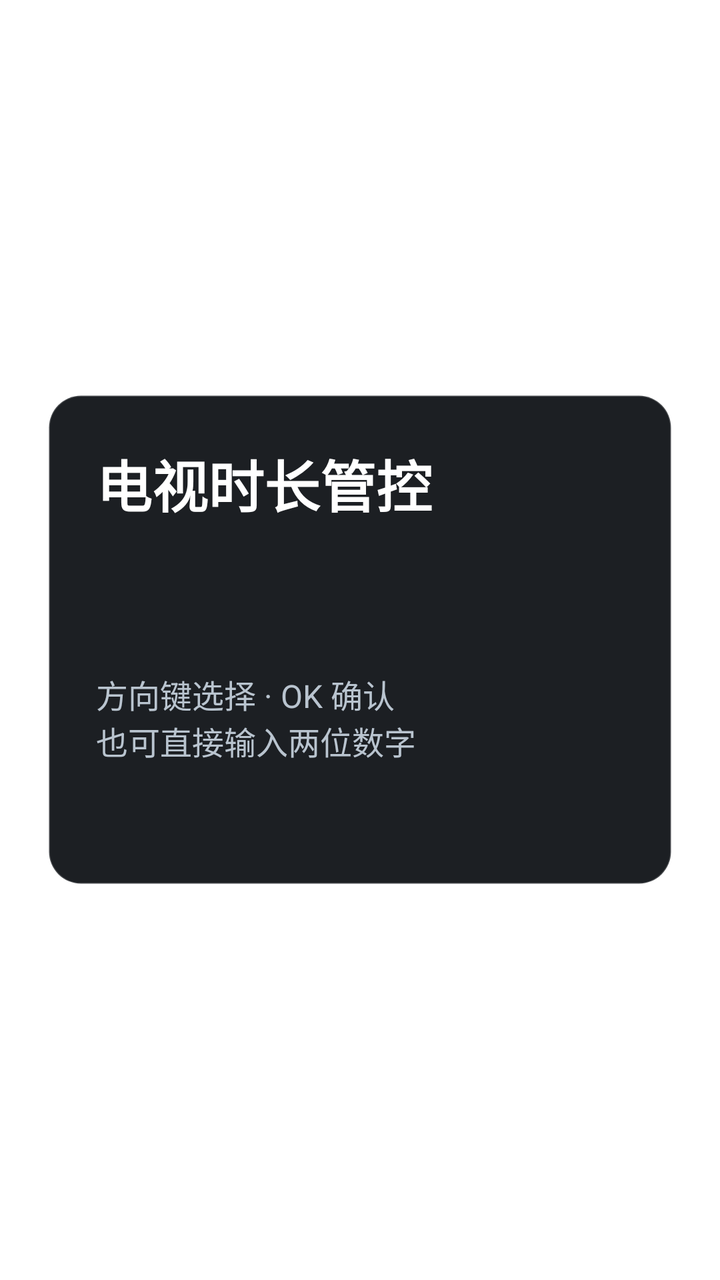
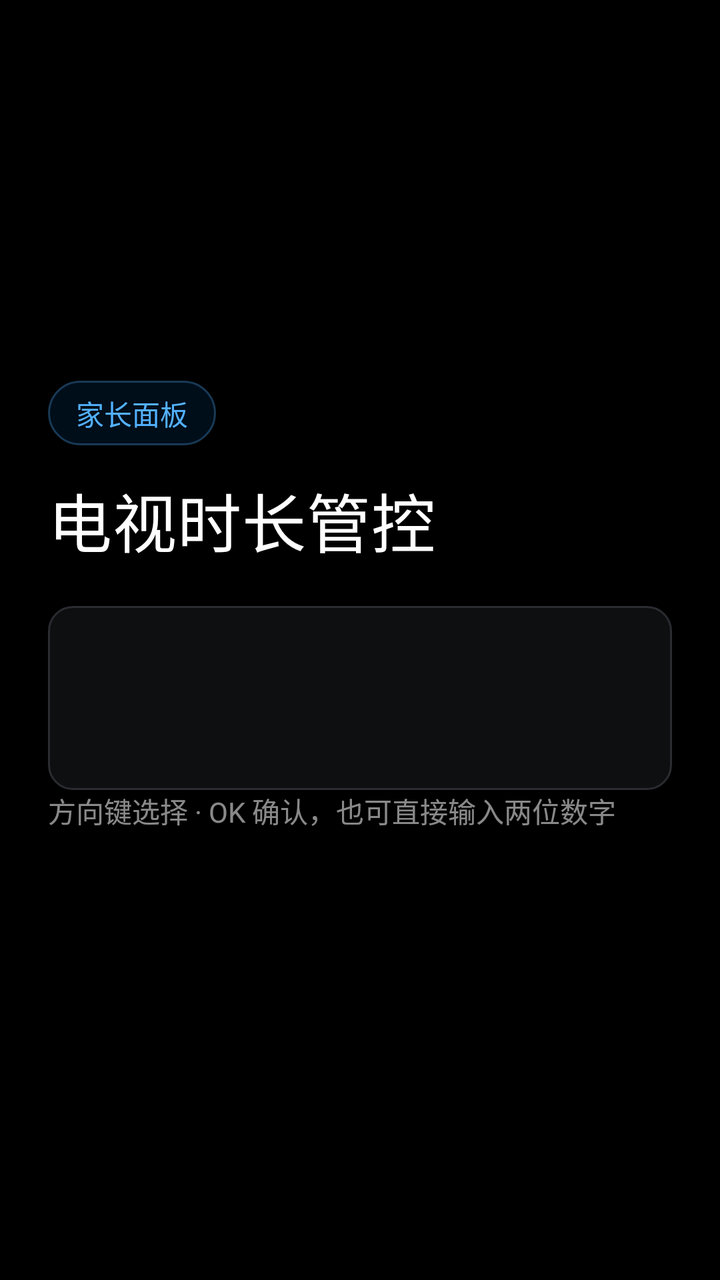

Before-and-after screenshots of an Android layout around one commit, followed by the original layout XML and the change that was made.
<!-- AndroidManifest.xml: activity theme Theme.TvGuard.Console -->
<!-- res/layout/activity_main.xml -->
<?xml version="1.0" encoding="utf-8"?>
<FrameLayout xmlns:android="http://schemas.android.com/apk/res/android"
    android:layout_width="match_parent"
    android:layout_height="match_parent"
    android:background="@android:color/transparent"
    android:padding="24dp">

    <ScrollView
        android:id="@+id/main_scroll"
        android:layout_width="match_parent"
        android:layout_height="wrap_content"
        android:layout_gravity="center"
        android:clipToPadding="false"
        android:descendantFocusability="afterDescendants"
        android:fillViewport="false"
        android:focusable="false">

        <LinearLayout
            android:id="@+id/main_panel"
            android:layout_width="match_parent"
            android:layout_height="wrap_content"
            android:background="@drawable/panel_bg"
            android:orientation="vertical"
            android:padding="24dp">

            <TextView
                android:layout_width="match_parent"
                android:layout_height="wrap_content"
                android:text="电视时长管控"
                android:textColor="#FFFFFF"
                android:textSize="28sp"
                android:textStyle="bold" />

            <LinearLayout
                android:id="@+id/panel_columns"
                android:layout_width="match_parent"
                android:layout_height="wrap_content"
                android:layout_marginTop="16dp"
                android:baselineAligned="false"
                android:orientation="vertical">

                <LinearLayout
                    android:id="@+id/status_column"
                    android:layout_width="match_parent"
                    android:layout_height="wrap_content"
                    android:orientation="vertical">

                    <TextView
                        android:id="@+id/status_text"
                        android:layout_width="match_parent"
                        android:layout_height="wrap_content"
                        android:lineSpacingExtra="4dp"
                        android:textColor="#B9C4CF"
                        android:textSize="18sp" />

                    <TextView
                        android:id="@+id/update_text"
                        android:layout_width="match_parent"
                        android:layout_height="wrap_content"
                        android:layout_marginTop="10dp"
                        android:textColor="#B9C4CF"
                        android:textSize="17sp" />

                    <TextView
                        android:id="@+id/warn_text"
                        android:layout_width="match_parent"
                        android:layout_height="wrap_content"
                        android:layout_marginTop="12dp"
                        android:lineSpacingExtra="4dp"
                        android:textColor="#EF5350"
                        android:textSize="18sp"
                        android:visibility="gone" />
                </LinearLayout>

                <LinearLayout
                    android:id="@+id/menu_column"
                    android:layout_width="match_parent"
                    android:layout_height="wrap_content"
                    android:orientation="vertical">

                    <TextView
                        android:layout_width="match_parent"
                        android:layout_height="wrap_content"
                        android:text="方向键选择 · OK 确认\n也可直接输入两位数字"
                        android:textColor="#B9C4CF"
                        android:textSize="16sp" />

                    <LinearLayout
                        android:id="@+id/menu_actions"
                        android:layout_width="match_parent"
                        android:layout_height="wrap_content"
                        android:descendantFocusability="afterDescendants"
                        android:orientation="vertical" />
                </LinearLayout>
            </LinearLayout>

            <TextView
                android:id="@+id/version_text"
                android:layout_width="match_parent"
                android:layout_height="wrap_content"
                android:layout_marginTop="16dp"
                android:textColor="#8794A3"
                android:textSize="15sp" />
        </LinearLayout>
    </ScrollView>
</FrameLayout>
<!-- resources referenced by this layout -->
<resources>
  <!-- drawable panel_bg (drawable) -->
  <?xml version="1.0" encoding="utf-8"?>
  <shape xmlns:android="http://schemas.android.com/apk/res/android"
      android:shape="rectangle">
      <solid android:color="#F2101418" />
      <corners android:radius="16dp" />
      <stroke android:width="1dp" android:color="#33FFFFFF" />
  </shape>
  <style name="Theme.TvGuard.Console" parent="@android:style/Theme.DeviceDefault.NoActionBar">
          <item name="android:windowBackground">@android:color/transparent</item>
          <item name="android:windowIsTranslucent">true</item>
          <item name="android:backgroundDimEnabled">false</item>
          <item name="android:windowNoTitle">true</item>
          <item name="android:windowContentOverlay">@null</item>
          <item name="android:windowAnimationStyle">@null</item>
      </style>
</resources>

<!-- the commit's change to res/layout/activity_main.xml (unified diff, before → after) -->
@@ -2,8 +2,11 @@
 <FrameLayout xmlns:android="http://schemas.android.com/apk/res/android"
     android:layout_width="match_parent"
     android:layout_height="match_parent"
-    android:background="@android:color/transparent"
-    android:padding="24dp">
+    android:background="@color/canvas"
+    android:paddingStart="24dp"
+    android:paddingTop="24dp"
+    android:paddingEnd="24dp"
+    android:paddingBottom="24dp">
 
     <ScrollView
         android:id="@+id/main_scroll"
@@ -19,23 +22,35 @@
             android:id="@+id/main_panel"
             android:layout_width="match_parent"
             android:layout_height="wrap_content"
-            android:background="@drawable/panel_bg"
-            android:orientation="vertical"
-            android:padding="24dp">
+            android:orientation="vertical">
 
             <TextView
+                android:id="@+id/panel_brand"
+                style="@style/Text.Caption"
+                android:layout_width="wrap_content"
+                android:layout_height="wrap_content"
+                android:background="@drawable/pill_bg"
+                android:paddingStart="14dp"
+                android:paddingTop="6dp"
+                android:paddingEnd="14dp"
+                android:paddingBottom="6dp"
+                android:text="家长面板"
+                android:textColor="@color/accent_light" />
+
+            <TextView
+                android:id="@+id/panel_title"
+                style="@style/Text.Display"
                 android:layout_width="match_parent"
                 android:layout_height="wrap_content"
+                android:layout_marginTop="14dp"
                 android:text="电视时长管控"
-                android:textColor="#FFFFFF"
-                android:textSize="28sp"
-                android:textStyle="bold" />
+                android:textSize="32sp" />
 
             <LinearLayout
                 android:id="@+id/panel_columns"
                 android:layout_width="match_parent"
                 android:layout_height="wrap_content"
-                android:layout_marginTop="16dp"
+                android:layout_marginTop="20dp"
                 android:baselineAligned="false"
                 android:orientation="vertical">
 
@@ -43,32 +58,29 @@
                     android:id="@+id/status_column"
                     android:layout_width="match_parent"
                     android:layout_height="wrap_content"
-                    android:orientation="vertical">
+                    android:background="@drawable/card_bg"
+                    android:orientation="vertical"
+                    android:padding="22dp">
 
                     <TextView
                         android:id="@+id/status_text"
+                        style="@style/Text.Body"
                         android:layout_width="match_parent"
-                        android:layout_height="wrap_content"
-                        android:lineSpacingExtra="4dp"
-                        android:textColor="#B9C4CF"
-                        android:textSize="18sp" />
+                        android:layout_height="wrap_content" />
 
                     <TextView
                         android:id="@+id/update_text"
+                        style="@style/Text.Caption"
                         android:layout_width="match_parent"
                         android:layout_height="wrap_content"
-                        android:layout_marginTop="10dp"
-                        android:textColor="#B9C4CF"
-                        android:textSize="17sp" />
+                        android:layout_marginTop="12dp" />
 
                     <TextView
                         android:id="@+id/warn_text"
+                        style="@style/Text.Warning"
                         android:layout_width="match_parent"
                         android:layout_height="wrap_content"
-                        android:layout_marginTop="12dp"
-                        android:lineSpacingExtra="4dp"
-                        android:textColor="#EF5350"
-                        android:textSize="18sp"
+                        android:layout_marginTop="14dp"
                         android:visibility="gone" />
                 </LinearLayout>
 
@@ -79,11 +91,11 @@
                     android:orientation="vertical">
 
                     <TextView
+                        android:id="@+id/menu_hint"
+                        style="@style/Text.Caption"
                         android:layout_width="match_parent"
                         android:layout_height="wrap_content"
-                        android:text="方向键选择 · OK 确认\n也可直接输入两位数字"
-                        android:textColor="#B9C4CF"
-                        android:textSize="16sp" />
+                        android:text="方向键选择 · OK 确认，也可直接输入两位数字" />
 
                     <LinearLayout
                         android:id="@+id/menu_actions"
@@ -96,11 +108,11 @@
 
             <TextView
                 android:id="@+id/version_text"
+                style="@style/Text.Caption"
                 android:layout_width="match_parent"
                 android:layout_height="wrap_content"
-                android:layout_marginTop="16dp"
-                android:textColor="#8794A3"
-                android:textSize="15sp" />
+                android:layout_marginTop="18dp"
+                android:alpha="0.7" />
         </LinearLayout>
     </ScrollView>
 </FrameLayout>
<!-- resource entries referenced after the edit -->
@@ -1,13 +1,46 @@
 <!-- resources referenced by this layout -->
 <resources>
-  <!-- drawable panel_bg (drawable) -->
+  <color name="accent_light">#53B1FF</color>
+  <color name="canvas">#000000</color>
+  <!-- drawable card_bg (drawable) -->
   <?xml version="1.0" encoding="utf-8"?>
   <shape xmlns:android="http://schemas.android.com/apk/res/android"
       android:shape="rectangle">
-      <solid android:color="#F2101418" />
-      <corners android:radius="16dp" />
-      <stroke android:width="1dp" android:color="#33FFFFFF" />
+      <solid android:color="#CC121314" />
+      <corners android:radius="12dp" />
+      <stroke android:width="1dp" android:color="#2A2C31" />
   </shape>
+  <!-- drawable pill_bg (drawable) -->
+  <?xml version="1.0" encoding="utf-8"?>
+  <shape xmlns:android="http://schemas.android.com/apk/res/android"
+      android:shape="rectangle">
+      <solid android:color="#1F0070D1" />
+      <corners android:radius="999dp" />
+      <stroke android:width="1dp" android:color="#4D53B1FF" />
+  </shape>
+  <style name="Text.Body">
+          <item name="android:textColor">@color/on_dark_mute</item>
+          <item name="android:textSize">17sp</item>
+          <item name="android:lineSpacingExtra">4dp</item>
+          <item name="android:includeFontPadding">false</item>
+      </style>
+  <style name="Text.Caption">
+          <item name="android:textColor">@color/mute_dark</item>
+          <item name="android:textSize">14sp</item>
+          <item name="android:includeFontPadding">false</item>
+      </style>
+  <style name="Text.Display">
+          <item name="android:textColor">@color/on_dark</item>
+          <item name="android:textSize">34sp</item>
+          <item name="android:textStyle">normal</item>
+          <item name="android:letterSpacing">0.01</item>
+          <item name="android:includeFontPadding">false</item>
+      </style>
+  <style name="Text.Warning">
+          <item name="android:textColor">@color/warning</item>
+          <item name="android:textSize">16sp</item>
+          <item name="android:lineSpacingExtra">3dp</item>
+      </style>
   <style name="Theme.TvGuard.Console" parent="@android:style/Theme.DeviceDefault.NoActionBar">
           <item name="android:windowBackground">@android:color/transparent</item>
           <item name="android:windowIsTranslucent">true</item>
@@ -16,5 +49,9 @@
           <item name="android:windowContentOverlay">@null</item>
           <item name="android:windowAnimationStyle">@null</item>
       </style>
+  <color name="on_dark_mute">#CCCCCC</color>
+  <color name="mute_dark">#99E5E5E5</color>
+  <color name="on_dark">#FFFFFF</color>
+  <color name="warning">#C81B3A</color>
 </resources>
 
